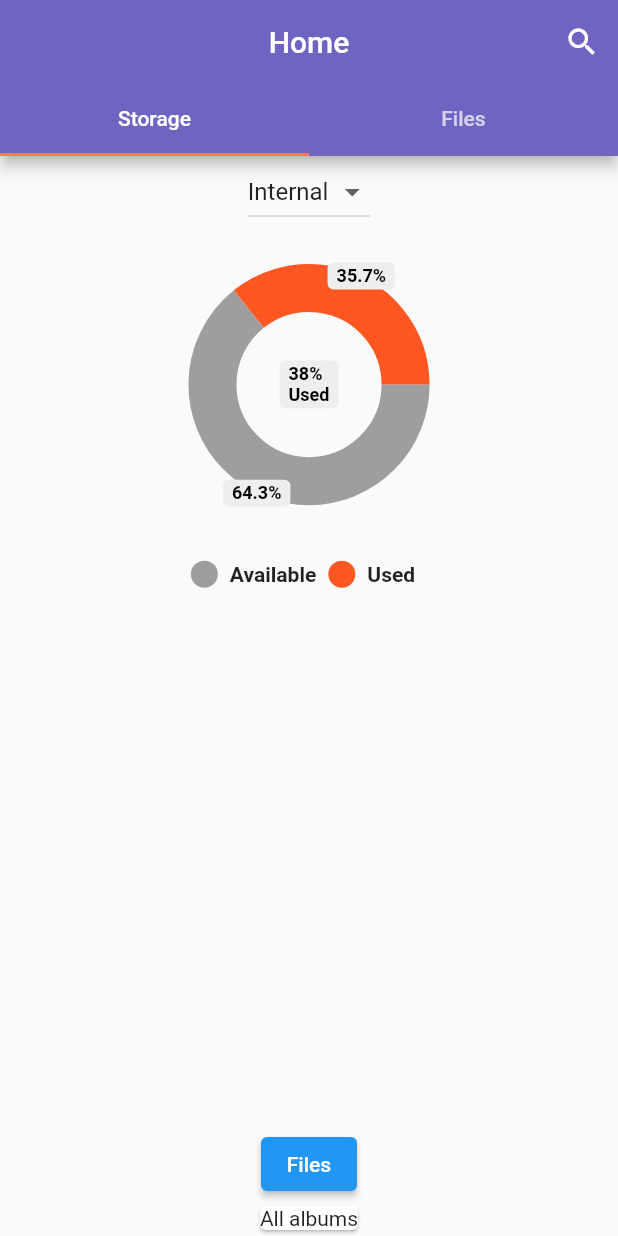
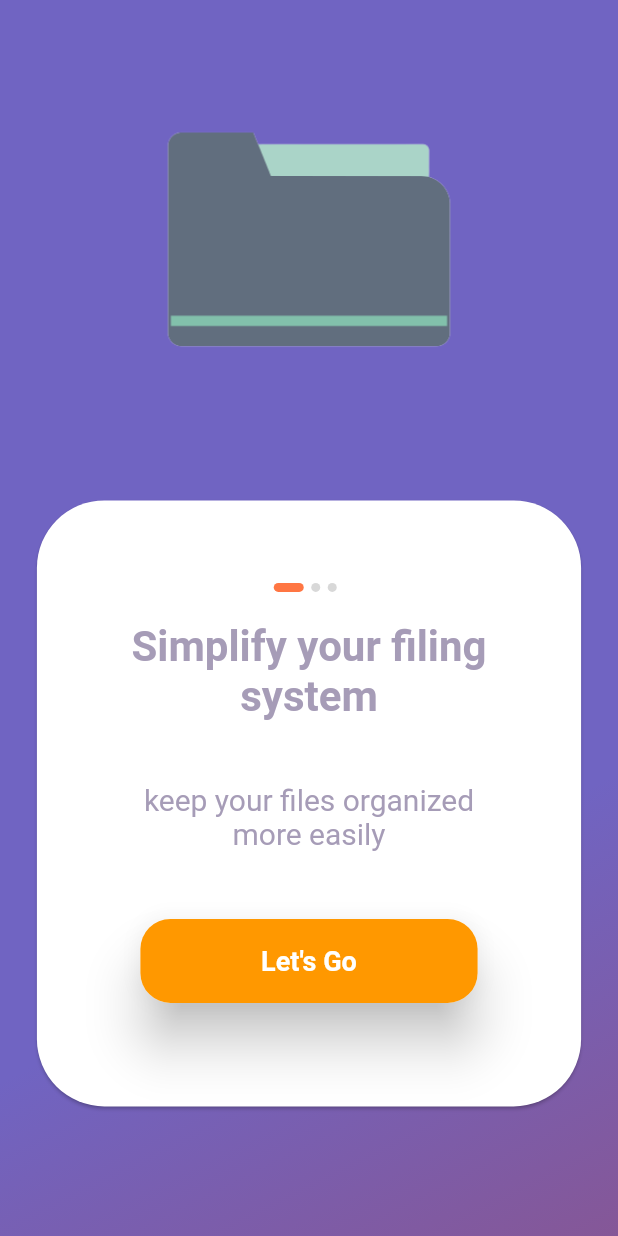
Before and after one commit to Emon526/File-Manager, a Flutter app: the screen it shows after launch, on a phone screen of 412 x 824 dp. Run offline on Flutter 3.47's test engine with Material 2 defaults, Android fonts, the phone set to English and light mode, and no system bars; drawn by our look-alikes of pie_chart; our stand-ins replace get, google_fonts, permission_handler; missing offline and left inert: disk_space, file_manager, popup_menu_title.

Commit message:
Added Splash Screen and Components

```diff
--- /dev/null
+++ b/lib/constants.dart
@@ -0,0 +1,27 @@
+import 'package:flutter/material.dart';
+
+const kPrimaryColor = Color(0xFFFF7643);
+const kPrimaryLightColor = Color(0xFFFFECDF);
+const kPrimaryGradientColor = LinearGradient(
+  begin: Alignment.topLeft,
+  end: Alignment.bottomRight,
+  colors: [Color(0xFFFFA53E), Color(0xFFFF7643)],
+);
+const kSecondaryColor = Color(0xFF979797);
+const kTextColor = Color(0xFF757575);
+
+const kAnimationDuration = Duration(milliseconds: 200);
+
+const defaultDuration = Duration(milliseconds: 250);
+
+// Form Error
+final RegExp emailValidatorRegExp =
+    RegExp(r"^[a-zA-Z0-9.]+@[a-zA-Z0-9]+\.[a-zA-Z]+");
+const String kEmailNullError = "Please Enter your email";
+const String kInvalidEmailError = "Please Enter Valid Email";
+const String kPassNullError = "Please Enter your password";
+const String kShortPassError = "Password is too short";
+const String kMatchPassError = "Passwords don't match";
+const String kNamelNullError = "Please Enter your name";
+const String kPhoneNumberNullError = "Please Enter your phone number";
+const String kAddressNullError = "Please Enter your address";
--- a/lib/file_manager_app.dart
+++ b/lib/file_manager_app.dart
@@ -3,6 +3,7 @@ import 'package:filemanager/helpers/themes/app_theme.dart';
 import 'package:filemanager/screens/home/home_screen.dart';
 import 'package:flutter/material.dart';
 import 'package:get/get.dart';
+import 'package:filemanager/screens/splash/splash_screen.dart';
 
 class FileManagerApp extends StatelessWidget {
   const FileManagerApp({Key? key}) : super(key: key);
@@ -16,9 +17,13 @@ class FileManagerApp extends StatelessWidget {
       defaultTransition: Transition.zoom,
       getPages: [
         GetPage(
-            name: '/',
+            name: '/home',
             page: () => HomeScreen(),
             binding: BindingStorageController()),
+        GetPage(
+          name: '/',
+          page: () => SplashScreen(),
+        ),
       ],
     );
   }
--- /dev/null
+++ b/lib/screens/splash/components/body.dart
@@ -0,0 +1,167 @@
+import 'package:flutter/material.dart';
+import 'package:filemanager/constants.dart';
+import 'package:get/get.dart';
+import 'package:filemanager/helpers/colors/App_color.dart';
+
+// This is the best practice
+import '../components/splash_content.dart';
+
+class Body extends StatefulWidget {
+  @override
+  _BodyState createState() => _BodyState();
+}
+
+class _BodyState extends State<Body> {
+  int currentPage = 0;
+  List<Map<String, String>> splashData = [
+    {
+      "texth": "Simplify your filing system",
+      "textp": "keep your files organized more easily"
+    },
+    {
+      "texth": "Simplify your filing system",
+      "textp": "keep your files organized more easily"
+    },
+    {
+      "texth": "Simplify your filing system",
+      "textp": "keep your files organized more easily"
+    },
+  ];
+  @override
+  Widget build(BuildContext context) {
+    Size size = MediaQuery.of(context).size;
+    return SafeArea(
+      child: Container(
+        height: size.height,
+        width: size.width,
+        decoration: BoxDecoration(
+          gradient: LinearGradient(
+              begin: Alignment.topLeft,
+              end: Alignment.bottomRight,
+              stops: [
+                0.3,
+                0.7,
+                1,
+              ],
+              colors: [
+                AppColor.primaryColor,
+                AppColor.primaryColor,
+                AppColor.secondaryColor,
+              ]),
+        ),
+        child: Column(
+          children: <Widget>[
+            Container(
+              width: size.width * 0.9,
+              height: size.height / 2 * 0.8,
+              alignment: Alignment.center,
+              child: Image.asset(
+                'assets/icons/files.png',
+                fit: BoxFit.cover,
+              ),
+            ),
+            Container(
+              width: size.width * 0.9,
+              height: size.height / 2 * 1,
+              alignment: Alignment.center,
+              child: Card(
+                clipBehavior: Clip.antiAlias,
+                //  color: AppColor.bgColor,
+                shape: RoundedRectangleBorder(
+                    borderRadius: BorderRadius.circular(45.0)),
+
+                child: Container(
+                  child: Padding(
+                    padding: EdgeInsets.all(55),
+                    child: Column(
+                      children: [
+                        Row(
+                          mainAxisAlignment: MainAxisAlignment.center,
+                          children: List.generate(
+                            splashData.length,
+                            (index) => buildDot(index: index),
+                          ),
+                        ),
+                        Expanded(
+                          flex: 3,
+                          child: PageView.builder(
+                            onPageChanged: (value) {
+                              setState(() {
+                                currentPage = value;
+                              });
+                            },
+                            itemCount: splashData.length,
+                            itemBuilder: (BuildContext context, int index) =>
+                                SplashContent(
+                              texth: splashData[index]['textp'] ?? '',
+                              textp: splashData[index]['texth'] ?? '',
+                            ),
+                          ),
+                        ),
+                        Expanded(
+                          flex: 2,
+                          child: Padding(
+                            padding: EdgeInsets.all(
+                              10,
+                              // horizontal: getProportionateScreenWidth(20)
+                            ),
+                            child: Column(
+                              children: <Widget>[
+                                Spacer(flex: 3),
+                                Card(
+                                  elevation: 15,
+                                  shape: RoundedRectangleBorder(
+                                      borderRadius: BorderRadius.circular(20)),
+                                  child: SizedBox(
+                                    width: double.infinity,
+                                    height: 56,
+                                    child: FlatButton(
+                                      shape: RoundedRectangleBorder(
+                                          borderRadius:
+                                              BorderRadius.circular(20)),
+                                      // color: AppColor.orangeColor,
+                                      color: Colors.orange,
+                                      onPressed: () {
+                                        // Get.offNamed('/home');
+                                        Get.toNamed('/home');
+                                      },
+                                      child: Text(
+                                        'Let\'s Go',
+                                        textAlign: TextAlign.center,
+                                        style: TextStyle(
+                                            fontSize: 18,
+                                            color: Colors.white,
+                                            fontWeight: FontWeight.bold),
+                                      ),
+                                    ),
+                                  ),
+                                ),
+                              ],
+                            ),
+                          ),
+                        ),
+                      ],
+                    ),
+                  ),
+                ),
+              ),
+            ),
+          ],
+        ),
+      ),
+    );
+  }
+
+  AnimatedContainer buildDot({required int index}) {
+    return AnimatedContainer(
+      duration: kAnimationDuration,
+      margin: EdgeInsets.only(right: 5),
+      height: 6,
+      width: currentPage == index ? 20 : 6,
+      decoration: BoxDecoration(
+        color: currentPage == index ? kPrimaryColor : Color(0xFFD8D8D8),
+        borderRadius: BorderRadius.circular(3),
+      ),
+    );
+  }
+}
--- /dev/null
+++ b/lib/screens/splash/components/splash_content.dart
@@ -0,0 +1,38 @@
+import 'package:flutter/material.dart';
+
+class SplashContent extends StatelessWidget {
+  const SplashContent({
+    required this.texth,
+    required this.textp,
+  });
+
+  final String texth, textp;
+
+  @override
+  Widget build(BuildContext context) {
+    return Column(
+      children: <Widget>[
+        Spacer(),
+        Text(
+          textp,
+          textAlign: TextAlign.center,
+          style: TextStyle(
+            fontWeight: FontWeight.bold,
+            fontSize: 28,
+            color: Color(0xffa69cb7),
+          ),
+        ),
+        Spacer(flex: 2),
+        Text(
+          texth,
+          textAlign: TextAlign.center,
+          style: TextStyle(
+            fontWeight: FontWeight.normal,
+            fontSize: 20,
+            color: Color(0xffa69cb7),
+          ),
+        ),
+      ],
+    );
+  }
+}
--- a/lib/screens/splash/splash_screen.dart
+++ b/lib/screens/splash/splash_screen.dart
@@ -0,0 +1,12 @@
+import 'package:flutter/material.dart';
+import 'package:filemanager/screens/splash/components/body.dart';
+
+class SplashScreen extends StatelessWidget {
+  static String routeName = "/splash";
+  @override
+  Widget build(BuildContext context) {
+    return Scaffold(
+      body: Body(),
+    );
+  }
+}
```
Also changed, not shown: pubspec.yaml (+3 -4 lines), assets/icons/files.png (added), pubspec.lock.
